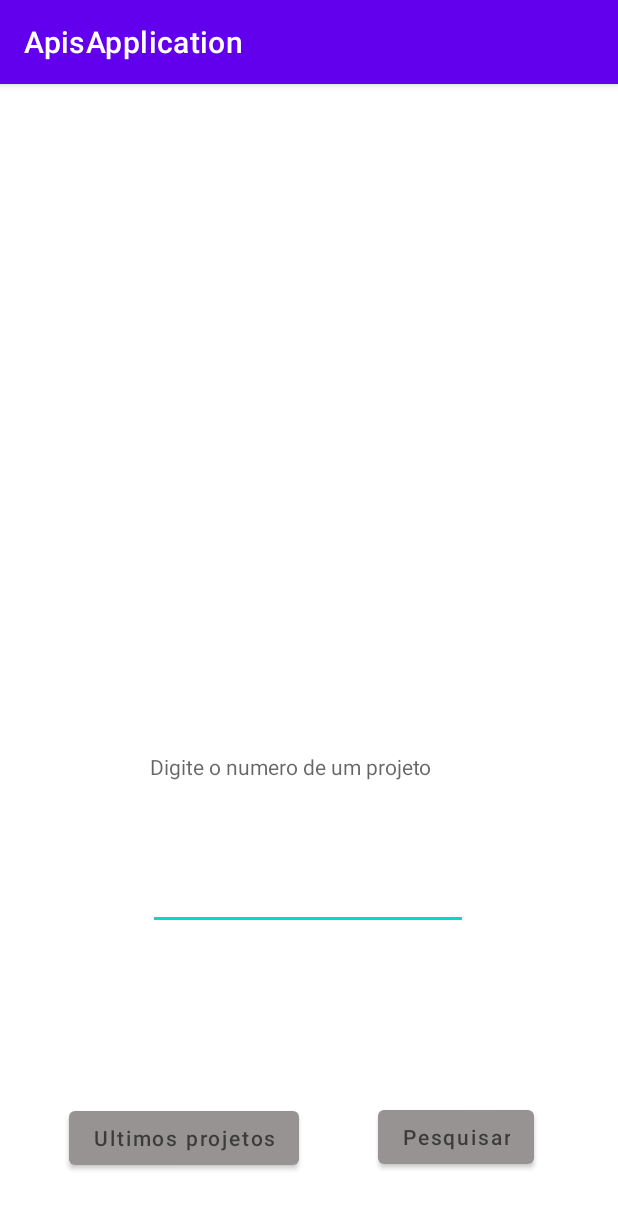
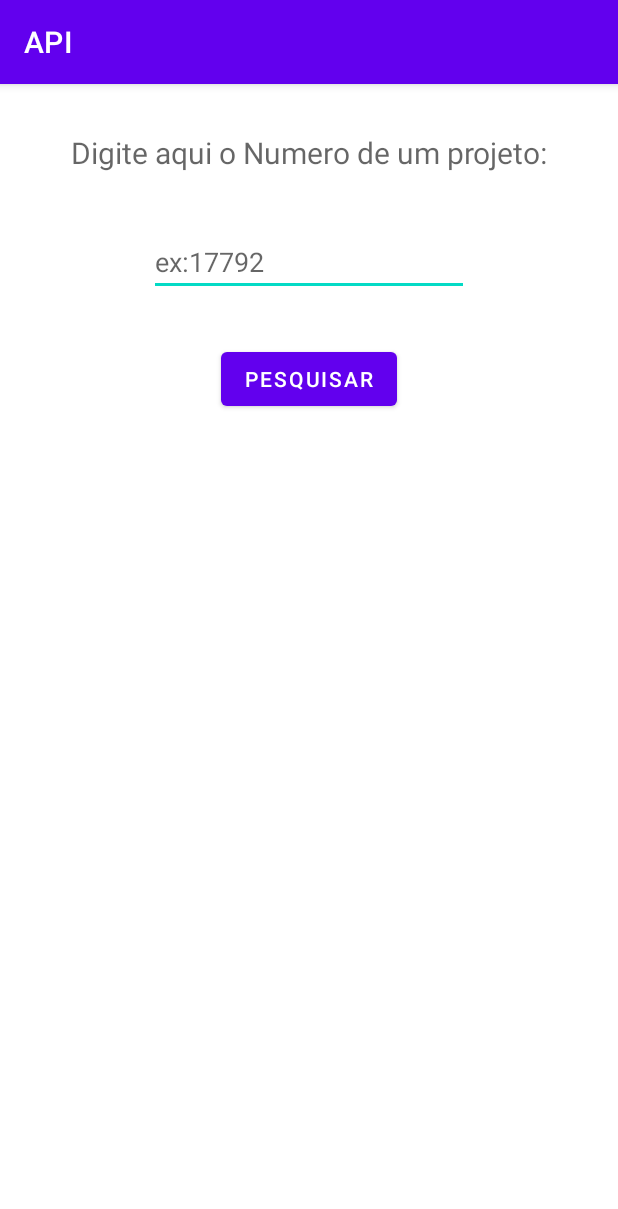
Before and after one commit to joaotdela/Api-s-project, an Android app: the screen it shows after launch (MainActivity), on a phone screen of 412 x 824 dp. Shown: the top 1209 px of the screen. Run offline under Robolectric (Android 15) with nearby library versions, the phone set to English and light mode, and no system bars.

```diff
--- a/app/src/main/AndroidManifest.xml
+++ b/app/src/main/AndroidManifest.xml
@@ -1,17 +1,17 @@
 <?xml version="1.0" encoding="utf-8"?>
 <manifest xmlns:android="http://schemas.android.com/apk/res/android"
-    package="com.example.apisapplication">
+    package="com.example.api">
 
     <uses-permission android:name="android.permission.INTERNET" />
     <uses-permission android:name="android.permission.ACCESS_NETWORK_STATE" />
+
     <application
         android:allowBackup="true"
         android:icon="@mipmap/ic_launcher"
         android:label="@string/app_name"
         android:roundIcon="@mipmap/ic_launcher_round"
         android:supportsRtl="true"
-        android:theme="@style/Theme.ApisApplication">
-        <activity android:name=".Idprojects"></activity>
+        android:theme="@style/Theme.API">
         <activity android:name=".MainActivity">
             <intent-filter>
                 <action android:name="android.intent.action.MAIN" />
--- /dev/null
+++ b/app/src/main/java/com/example/api/MainActivity.java
@@ -0,0 +1,47 @@
+package com.example.api;
+
+import androidx.appcompat.app.AppCompatActivity;
+
+import android.content.Intent;
+import android.os.Bundle;
+import android.view.View;
+import android.widget.ArrayAdapter;
+import android.widget.Button;
+import android.widget.EditText;
+import android.widget.ListView;
+
+public class MainActivity extends AppCompatActivity {
+
+    Button btn_search;
+    EditText edit_name;
+    String url;
+    ListView list;
+    ArrayAdapter adapter;
+
+
+    @Override
+    protected void onCreate(Bundle savedInstanceState) {
+        super.onCreate(savedInstanceState);
+        setContentView(R.layout.activity_main);
+
+        btn_search = findViewById(R.id.btnsearch);
+        edit_name = findViewById(R.id.etxt_num);
+        list = findViewById(R.id.list);
+
+
+    }
+    // on click botão procurar
+    public void requestApiButtonClick(View v){
+        url = Techportlink();
+        TechRequest dictionaryRequest =  new TechRequest(this);
+        dictionaryRequest.execute(url);
+
+    }
+
+    private String Techportlink() {
+        final String publicKey = "532ZBxMkfZRd8g5mil1betWTAraGOoeRH7w2nhP3";
+        final String id = edit_name.getText().toString();
+        Long tsLong = System.currentTimeMillis()/1500;
+        return "https://api.nasa.gov/techport/api/projects/" + id + "?api_key=" + publicKey;
+
+    }}
--- a/app/src/main/res/layout/activity_main.xml
+++ b/app/src/main/res/layout/activity_main.xml
@@ -6,66 +6,50 @@
     android:layout_height="match_parent"
     tools:context=".MainActivity">
 
-    <EditText
-        android:id="@+id/editid"
-        android:layout_width="wrap_content"
-        android:layout_height="wrap_content"
-        android:ems="10"
-        android:inputType="number"
-        app:layout_constraintBottom_toBottomOf="parent"
-        app:layout_constraintEnd_toEndOf="parent"
-        app:layout_constraintHorizontal_bias="0.497"
-        app:layout_constraintStart_toStartOf="parent"
-        app:layout_constraintTop_toTopOf="parent"
-        app:layout_constraintVertical_bias="0.718" />
-
-    <TextView
-        android:id="@+id/textid"
-        android:layout_width="209dp"
-        android:layout_height="0dp"
-        android:layout_marginTop="445dp"
-        android:layout_marginBottom="164dp"
-        android:hint="@string/textid"
-        app:layout_constraintBottom_toTopOf="@+id/btnsearch"
-        app:layout_constraintEnd_toEndOf="parent"
-        app:layout_constraintHorizontal_bias="0.495"
-        app:layout_constraintStart_toStartOf="parent"
-        app:layout_constraintTop_toTopOf="parent" />
-
     <Button
         android:id="@+id/btnsearch"
         android:layout_width="wrap_content"
         android:layout_height="wrap_content"
-        android:layout_marginBottom="42dp"
-        android:hint="@string/btnsearch"
-        app:backgroundTint="#979393"
+        android:layout_marginBottom="36dp"
+        android:onClick="requestApiButtonClick"
+        android:text="@string/btn_search"
+        app:layout_constraintBottom_toTopOf="@+id/list"
+        app:layout_constraintEnd_toEndOf="parent"
+        app:layout_constraintStart_toStartOf="parent" />
+
+    <ListView
+        android:id="@+id/list"
+        android:layout_width="414dp"
+        android:layout_height="0dp"
+        android:layout_marginBottom="166dp"
         app:layout_constraintBottom_toBottomOf="parent"
         app:layout_constraintEnd_toEndOf="parent"
-        app:layout_constraintHorizontal_bias="0.819"
         app:layout_constraintStart_toStartOf="parent"
-        app:layout_constraintTop_toBottomOf="@+id/textid" />
+        app:layout_constraintTop_toBottomOf="@+id/etxt_num" />
 
-    <Button
-        android:id="@+id/btnlastup"
+    <TextView
+        android:id="@+id/txtid"
         android:layout_width="wrap_content"
         android:layout_height="wrap_content"
-        android:layout_marginBottom="41dp"
-        android:hint="@string/last"
-        app:backgroundTint="#979393"
-        app:layout_constraintBottom_toBottomOf="parent"
-        app:layout_constraintEnd_toStartOf="@+id/btnsearch"
-        app:layout_constraintHorizontal_bias="0.469"
+        android:layout_marginTop="32dp"
+        android:layout_marginBottom="197dp"
+        android:hint="@string/lbl_id"
+        android:textSize="20sp"
+        app:layout_constraintBottom_toTopOf="@+id/list"
+        app:layout_constraintEnd_toEndOf="parent"
         app:layout_constraintStart_toStartOf="parent"
-        app:layout_constraintTop_toBottomOf="@+id/txtteste"
-        app:layout_constraintVertical_bias="1.0" />
+        app:layout_constraintTop_toTopOf="parent" />
 
-    <TextView
-        android:id="@+id/txtteste"
-        android:layout_width="271dp"
-        android:layout_height="0dp"
-        android:layout_marginTop="83dp"
-        android:layout_marginBottom="260dp"
-        app:layout_constraintBottom_toTopOf="@+id/btnlastup"
+    <EditText
+        android:id="@+id/etxt_num"
+        android:layout_width="wrap_content"
+        android:layout_height="wrap_content"
+        android:layout_marginTop="96dp"
+        android:layout_marginBottom="115dp"
+        android:ems="10"
+        android:hint="@string/plain_word"
+        android:inputType="number"
+        app:layout_constraintBottom_toTopOf="@+id/list"
         app:layout_constraintEnd_toEndOf="parent"
         app:layout_constraintStart_toStartOf="parent"
         app:layout_constraintTop_toTopOf="parent" />
--- a/app/src/main/res/values-night/themes.xml
+++ b/app/src/main/res/values-night/themes.xml
@@ -1,6 +1,6 @@
 <resources xmlns:tools="http://schemas.android.com/tools">
     <!-- Base application theme. -->
-    <style name="Theme.ApisApplication" parent="Theme.MaterialComponents.DayNight.DarkActionBar">
+    <style name="Theme.API" parent="Theme.MaterialComponents.DayNight.DarkActionBar">
         <!-- Primary brand color. -->
         <item name="colorPrimary">@color/purple_200</item>
         <item name="colorPrimaryVariant">@color/purple_700</item>
--- a/app/src/main/res/values/strings.xml
+++ b/app/src/main/res/values/strings.xml
@@ -1,8 +1,8 @@
 <resources>
-    <string name="app_name">ApisApplication</string>
-    <string name="textdate">Digite a data da ultima atualização</string>
-    <string name="textid">Digite o numero de um projeto</string>
-    <string name="btnsearch">Pesquisar</string>
-    <string name="last">Ultimos projetos</string>
-    <string name="btnback">Voltar</string>
+    <string name="app_name">API</string>
+    <string name="btn_search">Pesquisar</string>
+    <string name="lbl_id">Digite aqui o Numero de um projeto:</string>
+    <string name="plain_word"> ex:17792</string>
+    <string name="list_view"></string>
+    <string name="btn_next">Pesquisar por Ano</string>
 </resources>
--- a/app/src/main/res/values/themes.xml
+++ b/app/src/main/res/values/themes.xml
@@ -1,6 +1,6 @@
 <resources xmlns:tools="http://schemas.android.com/tools">
     <!-- Base application theme. -->
-    <style name="Theme.ApisApplication" parent="Theme.MaterialComponents.DayNight.DarkActionBar">
+    <style name="Theme.API" parent="Theme.MaterialComponents.DayNight.DarkActionBar">
         <!-- Primary brand color. -->
         <item name="colorPrimary">@color/purple_500</item>
         <item name="colorPrimaryVariant">@color/purple_700</item>
--- a/build.gradle
+++ b/build.gradle
@@ -5,7 +5,7 @@ buildscript {
         jcenter()
     }
     dependencies {
-        classpath "com.android.tools.build:gradle:4.1.2"
+        classpath 'com.android.tools.build:gradle:4.1.3'
 
         // NOTE: Do not place your application dependencies here; they belong
         // in the individual module build.gradle files
--- a/settings.gradle
+++ b/settings.gradle
@@ -1,2 +1,2 @@
 include ':app'
-rootProject.name = "ApisApplication"
+rootProject.name = "API"
```
Also changed, not shown: app/build.gradle (+7 -9 lines), app/src/main/java/com/example/api/TechRequest.java (added, +69 -0 lines), gradle/wrapper/gradle-wrapper.properties, 2 other files.
